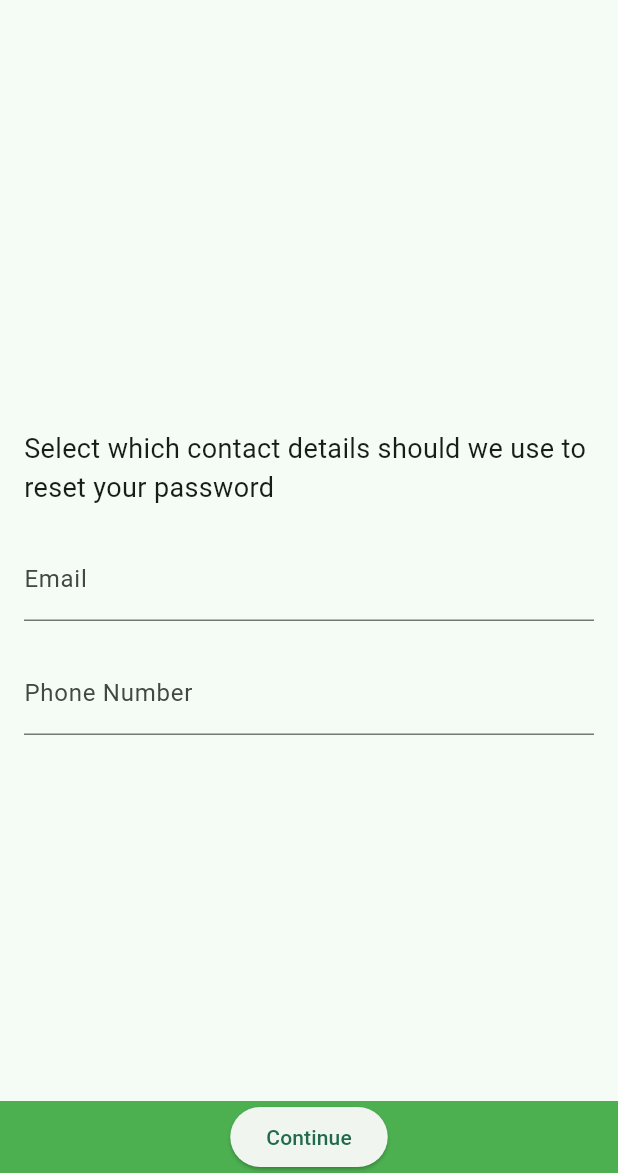
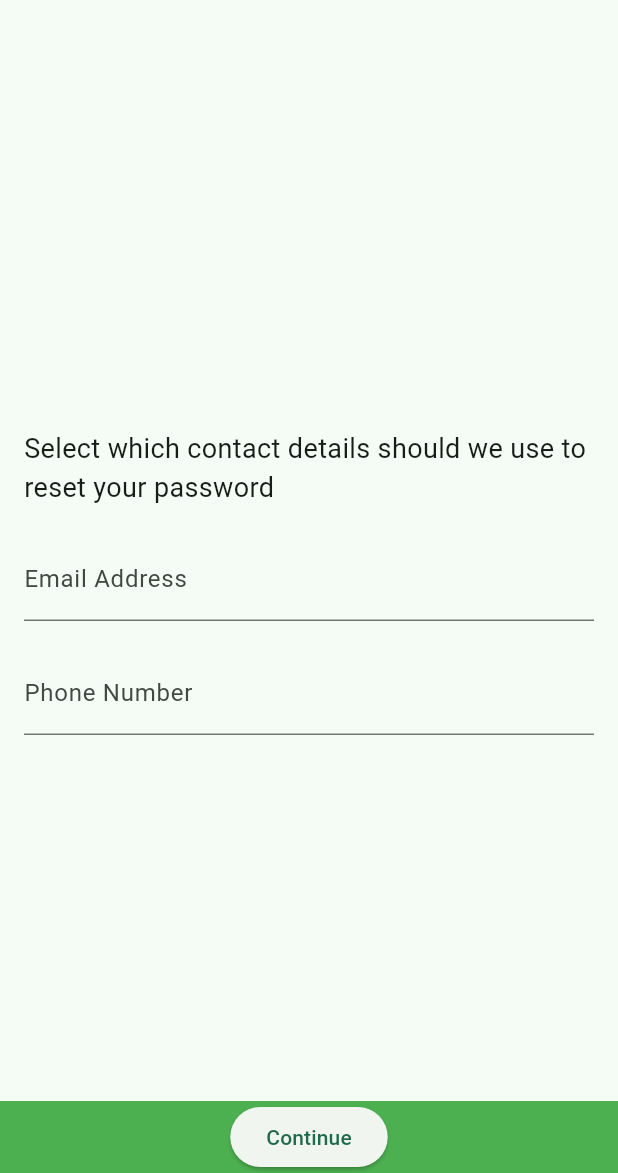
Before and after one commit to investor-bj/forgot_password_frontend, a Flutter app: the screen it shows after launch, on a phone screen of 412 x 824 dp, the part 63-1236 px from its top. Run offline on Flutter 3.47's test engine with Material 3 defaults, Android fonts, the phone set to English and light mode, and no system bars.

Commit message:
Update main.dart
Email Address Text

```diff
--- a/lib/main.dart
+++ b/lib/main.dart
@@ -50,8 +50,8 @@ class ForgetPasswordScreen extends StatelessWidget {
                 TextFormField(
                   controller: emailController,
                   decoration: const InputDecoration(
-                    labelText: 'Email',
-                    hintText: 'Enter your email',
+                    labelText: 'Email Address',
+                    hintText: 'pls enter your email address',
                   ),
                   keyboardType: TextInputType.emailAddress,
                 ),
```
